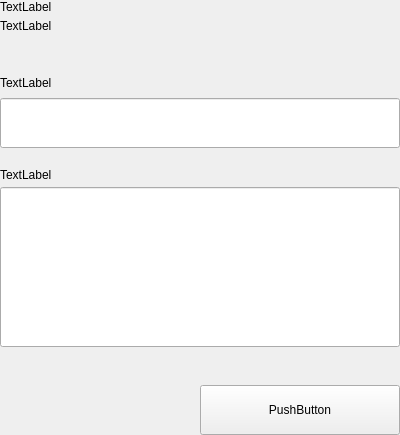
The window that src/qt/vitae/settings/forms/settingssignmessagewidgets.ui (VitaeTeam/Vitae) describes before a commit, drawn with Qt 5.
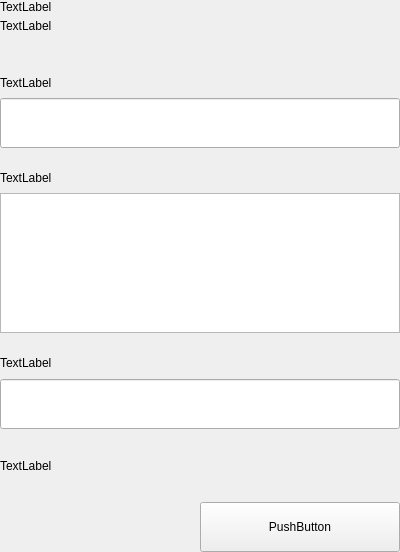
The same window after the commit.

Commit message:
[GUI] settings sign message connected.
# Conflicts:
#	src/qt/vitae/settings/settingssignmessagewidgets.cpp

```diff
--- a/src/qt/vitae/settings/forms/settingssignmessagewidgets.ui
+++ b/src/qt/vitae/settings/forms/settingssignmessagewidgets.ui
@@ -7,7 +7,7 @@
     <x>0</x>
     <y>0</y>
     <width>400</width>
-    <height>435</height>
+    <height>552</height>
    </rect>
   </property>
   <property name="windowTitle">
@@ -168,28 +168,37 @@
           </property>
           <item>
            <widget class="QLabel" name="labelSubtitleMessage">
+            <property name="minimumSize">
+             <size>
+              <width>0</width>
+              <height>20</height>
+             </size>
+            </property>
+            <property name="maximumSize">
+             <size>
+              <width>16777215</width>
+              <height>20</height>
+             </size>
+            </property>
             <property name="text">
              <string>TextLabel</string>
             </property>
            </widget>
           </item>
           <item>
-           <widget class="QLineEdit" name="lineEditMessage">
+           <widget class="QPlainTextEdit" name="messageIn_SM">
             <property name="minimumSize">
              <size>
               <width>0</width>
-              <height>160</height>
+              <height>140</height>
              </size>
             </property>
             <property name="maximumSize">
              <size>
               <width>16777215</width>
-              <height>160</height>
+              <height>140</height>
              </size>
             </property>
-            <property name="alignment">
-             <set>Qt::AlignLeading|Qt::AlignLeft|Qt::AlignTop</set>
-            </property>
            </widget>
           </item>
          </layout>
@@ -210,15 +219,100 @@
           </property>
          </spacer>
         </item>
+        <item>
+         <widget class="QWidget" name="widget" native="true">
+          <property name="minimumSize">
+           <size>
+            <width>0</width>
+            <height>75</height>
+           </size>
+          </property>
+          <property name="maximumSize">
+           <size>
+            <width>16777215</width>
+            <height>16777215</height>
+           </size>
+          </property>
+          <layout class="QVBoxLayout" name="verticalLayout_4">
+           <property name="leftMargin">
+            <number>0</number>
+           </property>
+           <property name="topMargin">
+            <number>0</number>
+           </property>
+           <property name="rightMargin">
+            <number>0</number>
+           </property>
+           <property name="bottomMargin">
+            <number>0</number>
+           </property>
+           <item>
+            <widget class="QLabel" name="labelSubtitleSignature">
+             <property name="minimumSize">
+              <size>
+               <width>0</width>
+               <height>20</height>
+              </size>
+             </property>
+             <property name="maximumSize">
+              <size>
+               <width>16777215</width>
+               <height>20</height>
+              </size>
+             </property>
+             <property name="text">
+              <string>TextLabel</string>
+             </property>
+            </widget>
+           </item>
+           <item>
+            <widget class="QLineEdit" name="signatureOut_SM">
+             <property name="minimumSize">
+              <size>
+               <width>0</width>
+               <height>50</height>
+              </size>
+             </property>
+            </widget>
+           </item>
+          </layout>
+         </widget>
+        </item>
+        <item>
+         <spacer name="verticalSpacer_5">
+          <property name="orientation">
+           <enum>Qt::Vertical</enum>
+          </property>
+          <property name="sizeType">
+           <enum>QSizePolicy::Fixed</enum>
+          </property>
+          <property name="sizeHint" stdset="0">
+           <size>
+            <width>20</width>
+            <height>20</height>
+           </size>
+          </property>
+         </spacer>
+        </item>
+        <item>
+         <widget class="QLabel" name="statusLabel_SM">
+          <property name="text">
+           <string>TextLabel</string>
+          </property>
+         </widget>
+        </item>
         <item>
          <spacer name="verticalSpacer">
           <property name="orientation">
            <enum>Qt::Vertical</enum>
           </property>
+          <property name="sizeType">
+           <enum>QSizePolicy::Fixed</enum>
+          </property>
           <property name="sizeHint" stdset="0">
            <size>
             <width>20</width>
-            <height>40</height>
+            <height>20</height>
            </size>
           </property>
          </spacer>
```
Left out of the diff: 2 changed lines with no effect on the pictures. The commit also changes 3 other files.
